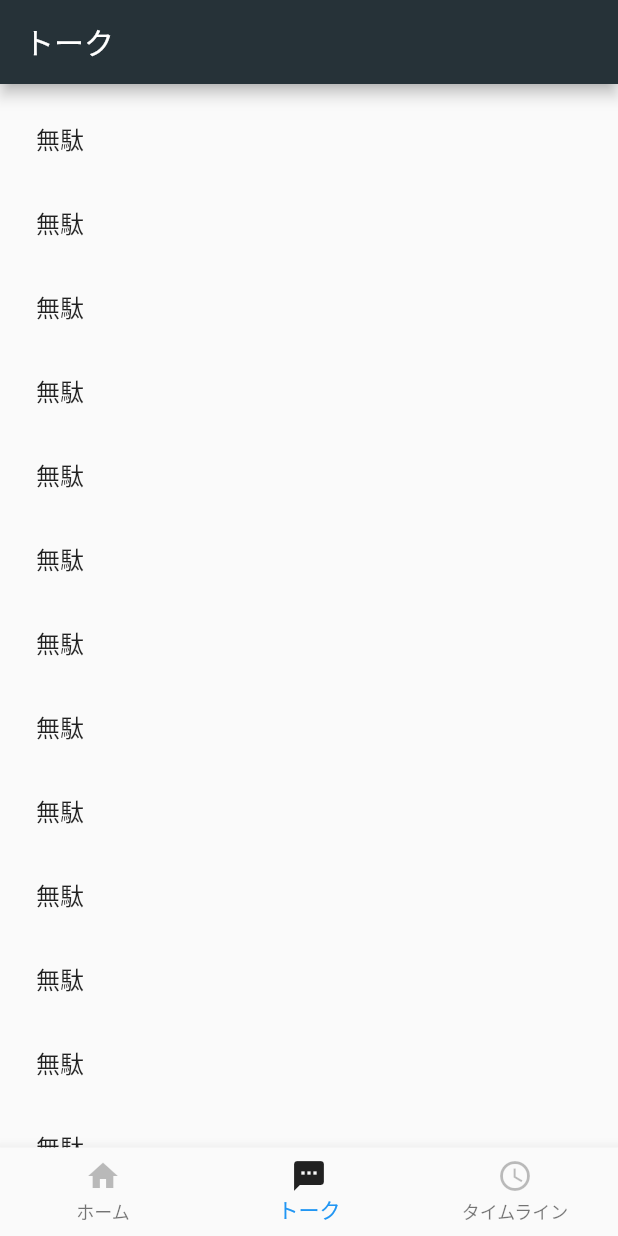
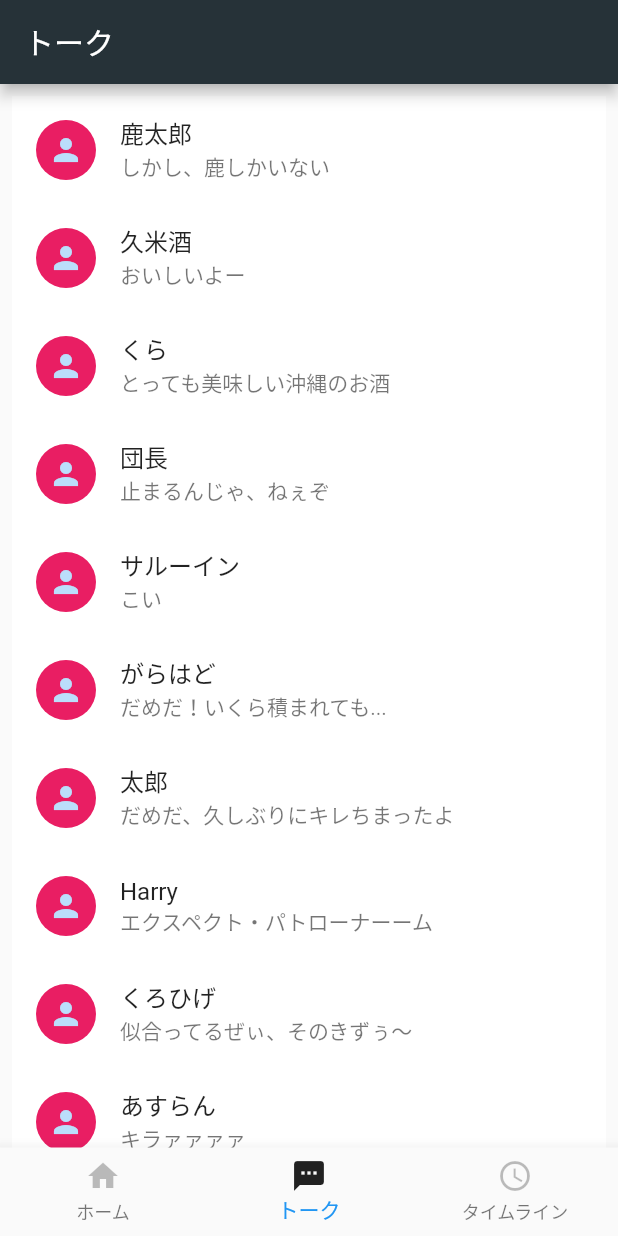
Before and after one commit to nguen1225/flutter_chat_app, a Flutter app: the screen it shows after launch, item 2 of the bottom bar chosen, on a phone screen of 412 x 824 dp. Run offline on Flutter 3.47's test engine with Material 2 defaults, Android fonts, the phone set to English and light mode, and no system bars; drawn by our look-alikes of flutter_slidable.

Commit message:
トーク一覧作成

```diff
--- a/lib/routes/talk.dart
+++ b/lib/routes/talk.dart
@@ -1,10 +1,64 @@
 import 'package:flutter/material.dart';
+import 'package:flutter_slidable/flutter_slidable.dart';
 
 class Tile extends StatelessWidget {
+  IconData icon;
+  String username;
+  String message;
+
+  Tile({IconData icon, String username, String message}) {
+    this.icon = icon;
+    this.username = username;
+    this.message = message;
+  }
+
   @override
   Widget build(BuildContext context) {
-    return ListTile(
-      title: Text("無駄"),
+    return Slidable(
+      actionPane: SlidableDrawerActionPane(),
+      actionExtentRatio: 0.20,
+      child: Container(
+        color: Colors.white,
+        child: ListTile(
+          leading: CircleAvatar(
+            child: Icon(this.icon),
+            backgroundColor: Colors.pink,
+          ),
+          title: Text(this.username),
+          subtitle: Text(this.message),
+          onTap: () => {},
+        ),
+      ),
+      actions: <Widget>[
+        IconSlideAction(
+          color: Colors.blue,
+          icon: Icons.flash_off,
+          onTap: () => {}, // _showSnackBar('Archive'),
+        ),
+        IconSlideAction(
+          color: Colors.indigo,
+          icon: Icons.volume_off,
+          onTap: () => {}, // _showSnackBar('Share'),
+        ),
+      ],
+      secondaryActions: <Widget>[
+        IconSlideAction(
+          color: Colors.black45,
+          iconWidget: Text(
+            "非表示",
+            style: TextStyle(color: Colors.white),
+          ),
+          onTap: () => {}, // _showSnackBar('More'),
+        ),
+        IconSlideAction(
+          color: Colors.red,
+          iconWidget: Text(
+            "削除",
+            style: TextStyle(color: Colors.white),
+          ),
+          onTap: () => {}, // _showSnackBar('Delete'),
+        ),
+      ],
     );
   }
 }
--- a/lib/routes/talk_route.dart
+++ b/lib/routes/talk_route.dart
@@ -9,22 +9,37 @@ class Talk extends StatelessWidget {
         title: Text("トーク"),
       ),
       body: ListView(padding: const EdgeInsets.all(8), children: <Widget>[
-        Tile(),
-        Tile(),
-        Tile(),
-        Tile(),
-        Tile(),
-        Tile(),
-        Tile(),
-        Tile(),
-        Tile(),
-        Tile(),
-        Tile(),
-        Tile(),
-        Tile(),
-        Tile(),
-        Tile(),
-        Tile(),
+        Tile(
+          icon: Icons.person,
+          username: "鹿太郎",
+          message: "しかし、鹿しかいない",
+        ),
+        Tile(
+          icon: Icons.person,
+          username: "久米酒",
+          message: "おいしいよー",
+        ),
+        Tile(icon: Icons.person, username: "くら", message: "とっても美味しい沖縄のお酒"),
+        Tile(icon: Icons.person, username: "団長", message: "止まるんじゃ、ねぇぞ"),
+        Tile(icon: Icons.person, username: "サルーイン", message: "こい"),
+        Tile(
+            icon: Icons.person,
+            username: "がらはど",
+            message: "だめだ！いくら積まれても..."),
+        Tile(
+            icon: Icons.person,
+            username: "太郎",
+            message: "だめだ、久しぶりにキレちまったよ"),
+        Tile(
+            icon: Icons.person,
+            username: "Harry",
+            message: "エクスペクト・パトローナーーム"),
+        Tile(
+            icon: Icons.person,
+            username: "くろひげ",
+            message: "似合ってるぜぃ、そのきずぅ〜"),
+        Tile(icon: Icons.person, username: "あすらん", message: "キラァァァァ"),
+        Tile(icon: Icons.person, username: "知人B", message: "1.14 release !"),
       ]),
     );
   }
--- a/pubspec.yaml
+++ b/pubspec.yaml
@@ -23,7 +23,7 @@ environment:
 dependencies:
   flutter:
     sdk: flutter
-
+  flutter_slidable: "^0.5.7"
 
   # The following adds the Cupertino Icons font to your application.
   # Use with the CupertinoIcons class for iOS style icons.
```
Also changed, not shown: pubspec.lock.
